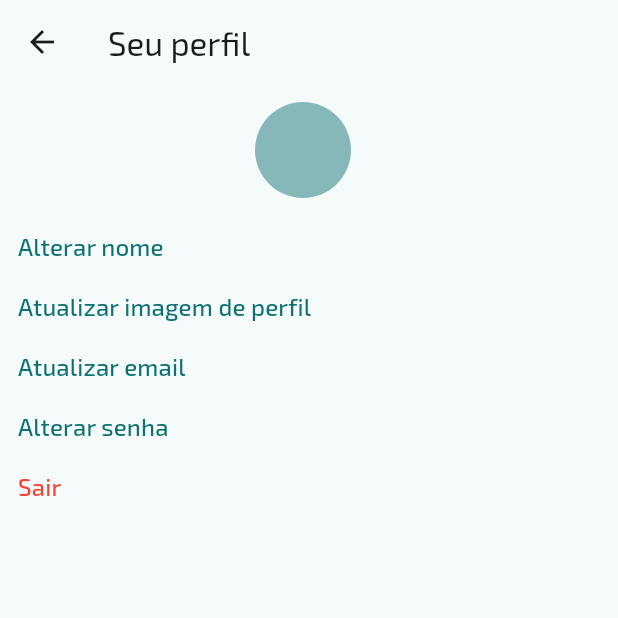
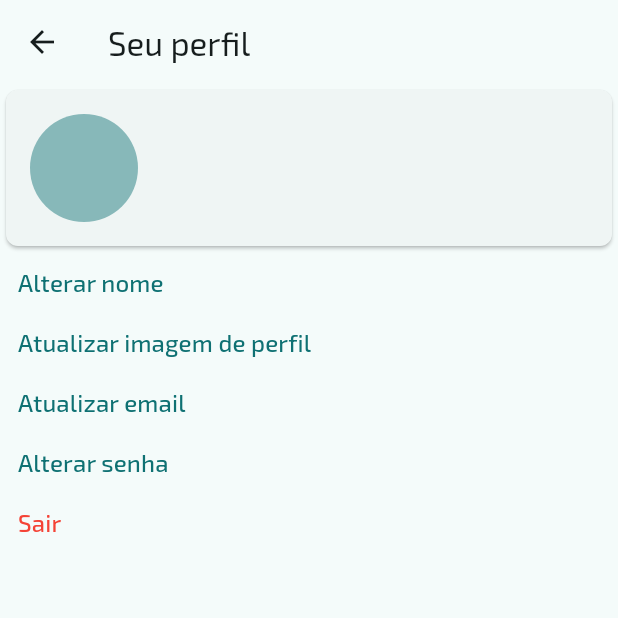
Before and after one commit to br-adriel/flutter-meu-gabarito, a Flutter app: the ProfileScreen screen opened directly, on a phone screen of 412 x 824 dp, the top half of it. Run offline on Flutter 3.47's test engine with Material 3 defaults, Android fonts, the phone set to English and light mode, and no system bars; our stand-ins replace cloud_firestore, email_validator, firebase_auth, firebase_core, firebase_storage, flutter_dotenv and 5 more; accounts and stored records are empty; generated files the repository leaves out were written again.

Commit message:
feat: Update UserInfo style

```diff
--- a/lib/screens/profile/widgets/user_info.dart
+++ b/lib/screens/profile/widgets/user_info.dart
@@ -12,16 +12,17 @@ class UserInfo extends StatelessWidget {
   Widget build(BuildContext context) {
     Auth auth = Provider.of<MainStore>(context).auth;
 
-    return Padding(
-      padding: const EdgeInsets.symmetric(horizontal: 16, vertical: 12),
-      child: Observer(
+    return Observer(
       builder: (context) => auth.isLoading
           ? const Center(child: CircularProgressIndicator())
-            : Row(
-                mainAxisAlignment: MainAxisAlignment.center,
+          : Card(
+              child: Padding(
+                padding: const EdgeInsets.all(16.0),
+                child: Row(
+                  mainAxisAlignment: MainAxisAlignment.start,
                   crossAxisAlignment: CrossAxisAlignment.center,
                   children: [
-                  const UserProfileImage(radius: 32),
+                    const UserProfileImage(radius: 36),
                     const SizedBox(width: 8),
                     Column(
                       crossAxisAlignment: CrossAxisAlignment.start,
@@ -36,6 +37,7 @@ class UserInfo extends StatelessWidget {
                   ],
                 ),
               ),
+            ),
     );
   }
 }
```
Lines whose indentation alone changed are shown as unchanged.
